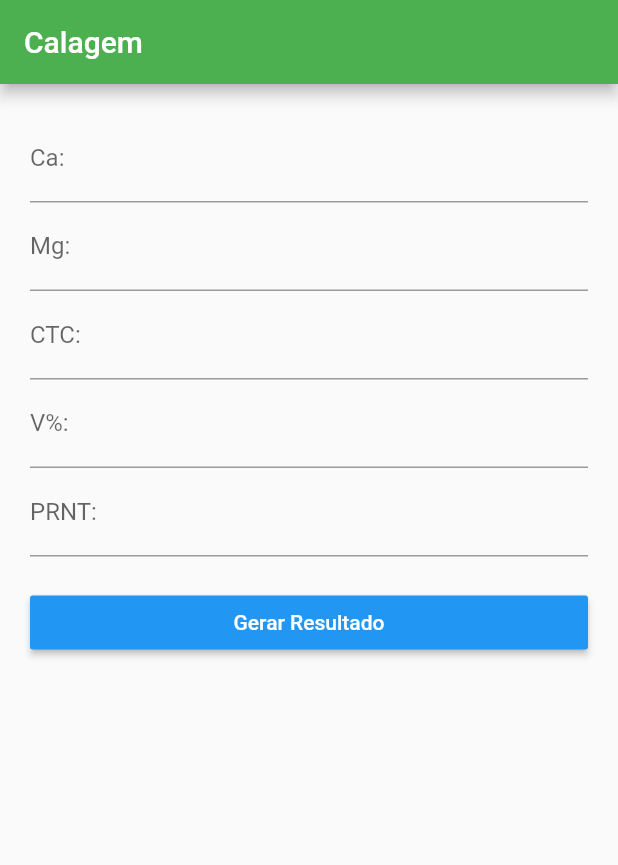
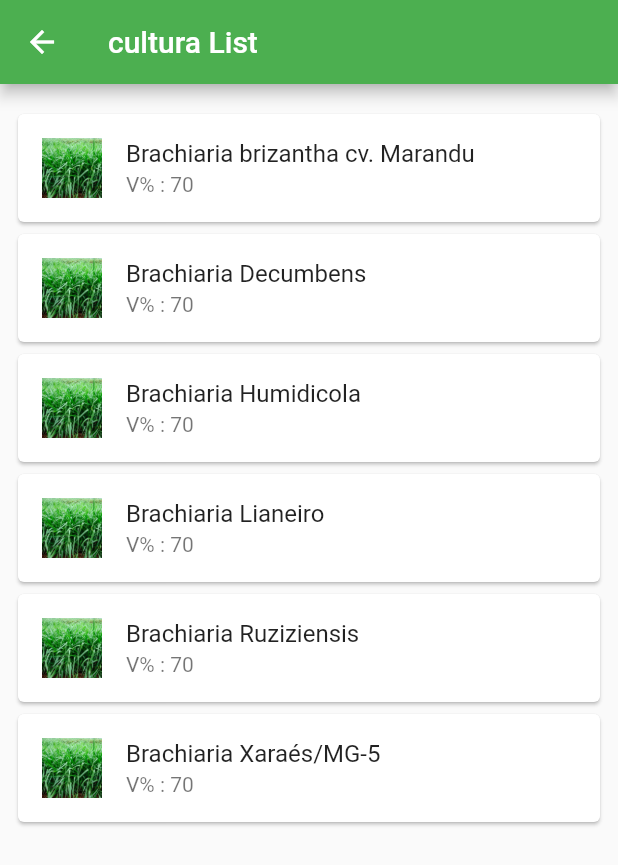
Before and after one commit to Mauricioz3z/agrorec, a Flutter app: the screen it shows after launch, after a tap on "Calagem", on a phone screen of 412 x 824 dp. Shown: the top 865 px of the screen. Run offline on Flutter 3.47's test engine with Material 2 defaults, Android fonts, the phone set to English and light mode, and no system bars; our stand-ins replace charts_flutter, flutter_masked_text.

```diff
--- a/lib/main.dart
+++ b/lib/main.dart
@@ -7,5 +7,6 @@ void main() {
   SystemChrome.setPreferredOrientations([DeviceOrientation.portraitUp])
     .then((_) {
       runApp(new MyApp());
+
     });
 }
--- /dev/null
+++ b/lib/pages/Cultura/Cultura.dart
@@ -0,0 +1,9 @@
+
+class Cultura {
+
+  String name;
+  String avatarImage;
+  bool isCheck;
+
+  Cultura(this.name, this.avatarImage, this.isCheck);
+}
--- /dev/null
+++ b/lib/pages/Cultura/CulturaListItem.dart
@@ -0,0 +1,77 @@
+import 'package:agrorecflutter/pages/Cultura/Cultura.dart';
+import 'package:flutter/material.dart';
+
+
+
+class CulturaListItem extends StatefulWidget{
+
+  final Cultura cultura;
+
+  CulturaListItem(Cultura cultura)
+      : cultura = cultura,
+        super(key: new ObjectKey(cultura));
+
+  @override
+  CulturaListItemState createState() {
+    return new CulturaListItemState(cultura);
+  }
+}
+class CulturaListItemState extends State<CulturaListItem> {
+
+  final Cultura cultura;
+
+  CulturaListItemState(this.cultura);
+
+
+  @override
+  Widget build(BuildContext context) {
+
+ return Center(
+  child: Card(
+    child: Column(
+      mainAxisSize: MainAxisSize.min,
+      children: <Widget>[
+   new ListTile(
+        onTap:()=>Navigator.of(context).pushNamed('/home'),
+        leading: new CircleAvatar(
+          backgroundColor: Colors.blue,
+          child: new Image(image: new AssetImage(cultura.avatarImage)),
+        ),
+        title: new Row(
+          children: <Widget>[
+            new Expanded(child: new Text(cultura.name)),
+            // new Checkbox(value: cultura.isCheck, onChanged: (bool value) {
+            //   setState(() {
+            //     cultura.isCheck = value;
+            //   });
+            // })
+
+          ],
+        ),
+          subtitle: Text('V% : 70'),
+    ),
+        // ButtonTheme.bar( // make buttons use the appropriate styles for cards
+        //   child: ButtonBar(
+        //     children: <Widget>[
+        //       FlatButton(
+        //         child: const Text('BUY TICKETS'),
+        //         onPressed: () { /* ... */ },
+        //       ),
+        //       FlatButton(
+        //         child: const Text('LISTEN'),
+        //         onPressed: () { /* ... */ },
+        //       ),
+        //     ],
+        //   ),
+        // ),
+      ],
+    ),
+  ),
+);
+
+
+
+
+
+  }
+}
--- a/lib/pages/home_page.dart
+++ b/lib/pages/home_page.dart
@@ -1,5 +1,5 @@
 import 'package:flutter/material.dart';
-
+import 'package:flutter_masked_text/flutter_masked_text.dart';
 class HomePage extends StatefulWidget {
   HomePage({Key key, this.title}) : super(key: key);
 
@@ -12,7 +12,7 @@ class HomePage extends StatefulWidget {
 
 class _HomePageState extends State<HomePage> {
  final GlobalKey<FormState> _formKey = new GlobalKey<FormState>();
-
+var controller = new MoneyMaskedTextController(decimalSeparator: '.');// new MaskedTextController(mask: '000.00');
 
   @override
   Widget build(BuildContext context) {
@@ -30,36 +30,38 @@ class _HomePageState extends State<HomePage> {
           child: new ListView(
             children: <Widget>[
               new TextFormField(
-
-                keyboardType: TextInputType.numberWithOptions(decimal: true), // Use email input type for emails.
+                 keyboardType:TextInputType.number, //TextInputType.numberWithOptions(decimal: false),
                 decoration: new InputDecoration(
                   hintText: 'Ca da analise de solo',
                   labelText: 'Ca:'
                 )
               ),
                  new TextFormField(
-                keyboardType: TextInputType.number, // Use email input type for emails.
+
+                keyboardType: TextInputType.number,
                 decoration: new InputDecoration(
                   hintText: 'Mg da analise de solo',
                   labelText: 'Mg:'
                 )
               ),
               new TextFormField(
-                keyboardType: TextInputType.number, // Use email input type for emails.
+
+                keyboardType: TextInputType.number,
                 decoration: new InputDecoration(
                   hintText: 'CTC da analise de solo',
                   labelText: 'CTC:'
                 )
               ),
               new TextFormField(
-                keyboardType: TextInputType.number, // Use email input type for emails.
+
+                keyboardType: TextInputType.number,
                 decoration: new InputDecoration(
                   hintText: 'V% da analise de solo',
                   labelText: 'V%:'
                 )
               ),
               new TextFormField(
-                keyboardType: TextInputType.number, // Use email input type for emails.
+                keyboardType: TextInputType.number,
                 decoration: new InputDecoration(
                   hintText: 'PRNT da analise de solo',
                   labelText: 'PRNT:',
@@ -92,6 +94,7 @@ class _HomePageState extends State<HomePage> {
           ),
         )
       ),
+
     );
 
 
--- a/lib/pages/my_app.dart
+++ b/lib/pages/my_app.dart
@@ -1,7 +1,8 @@
 // import 'package:agrorecflutter/pages/MyHomePage.dart';
 // import 'package:agrorecflutter/pages/settings_page.dart';
-import 'package:agrorecflutter/Widget/Cultura.dart';
+import 'package:agrorecflutter/pages/Cultura/Cultura.dart';
 import 'package:agrorecflutter/pages/culturas_page.dart';
+import 'package:agrorecflutter/pages/details_page.dart';
 import 'package:agrorecflutter/pages/home_page.dart';
 import 'package:agrorecflutter/pages/settings_page.dart';
 import 'package:agrorecflutter/pages/welcome_page.dart';
@@ -22,14 +23,15 @@ class MyApp extends StatelessWidget {
       routes: {
         '/':(context ) =>WelcomePage(),
         '/home':(context ) =>HomePage(),
-        '/culturas':(context)=>CulturaPage(cultura:
-      [
-        new Cultura('Eggs','assets/person.png',false),
-        new Cultura('Flour','assets/person.png',false),
-        new Cultura('Chocolate chips','assets/culturas/andropogon.jpg',false),
-
-      ]),
-        '/settings':(context)=>SettingsPage()
+        '/culturas':(context)=>CulturasPage(cultura: [new Cultura('Brachiaria brizantha cv. Marandu','assets/cultura/brizantha.jpg',false),
+                                                      new Cultura('Brachiaria Decumbens','assets/cultura/brizantha.jpg',false),
+                                                      new Cultura('Brachiaria Humidicola','assets/cultura/brizantha.jpg',false),
+                                                      new Cultura('Brachiaria Lianeiro','assets/cultura/brizantha.jpg',false),
+                                                      new Cultura('Brachiaria Ruziziensis','assets/cultura/brizantha.jpg',false),
+                                                      new Cultura('Brachiaria Xaraés/MG-5','assets/cultura/brizantha.jpg',false)
+                                                      ]),
+        '/settings':(context)=>SettingsPage(),
+        '/details':(context)=>DetailsPage()
       },
     );
   }
--- a/lib/pages/welcome_page.dart
+++ b/lib/pages/welcome_page.dart
@@ -42,7 +42,7 @@ Padding(
       margin: const EdgeInsets.only(bottom: 30),
 
 
-     child:  Image.asset('assets/agro.png',width:200)
+     child:  Image.asset('assets/logo3.png',width:200)
 
       ),
 
@@ -57,7 +57,7 @@ minWidth: double.infinity,
 
              color: Colors.green,
               textColor:Colors.white,
-              onPressed:(){Navigator.of(context).pushNamed('/home'); }, child: Text('Calagem'))
+              onPressed:(){Navigator.of(context).pushNamed('/culturas'); }, child: Text('Calagem'))
 
  )
 
@@ -109,9 +109,7 @@ minWidth: double.infinity,
             color: Colors.red,
               textColor:Colors.white,
               onPressed:(){Navigator.of(context).push(MaterialPageRoute(
-                      builder: (context)=>DetailsPage(
-                        msg:"Esta mensagem veio da página inicial!"
-                      )
+                      builder: (context)=>DetailsPage()
 
               )); }, child: Text('Detalhes'))
 
@@ -128,8 +126,21 @@ minWidth: double.infinity,
 
       ),
 
+      persistentFooterButtons: <Widget>[
+            Container(
+              height:  30.0,
+              width: MediaQuery.of(context).size.width,
+      child: Align(
+          alignment: Alignment(0,0),
+          child:Text('Mauricio Souza 2019 ©',  style: TextStyle(color: Colors.white))
+
+        ) ,
 
 
+            )
+
+      ],
+  backgroundColor:Colors.blue,
 
 
 
```
Also changed, not shown: lib/pages/culturas_page.dart (+22 -49 lines), lib/pages/details_page.dart (+78 -35 lines), pubspec.yaml (+5 -4 lines), assets/cultura/brizantha.jpg (added), assets/logo-bomsolo.png (added), assets/logo3.png (added), pubspec.lock, 8 other files.
